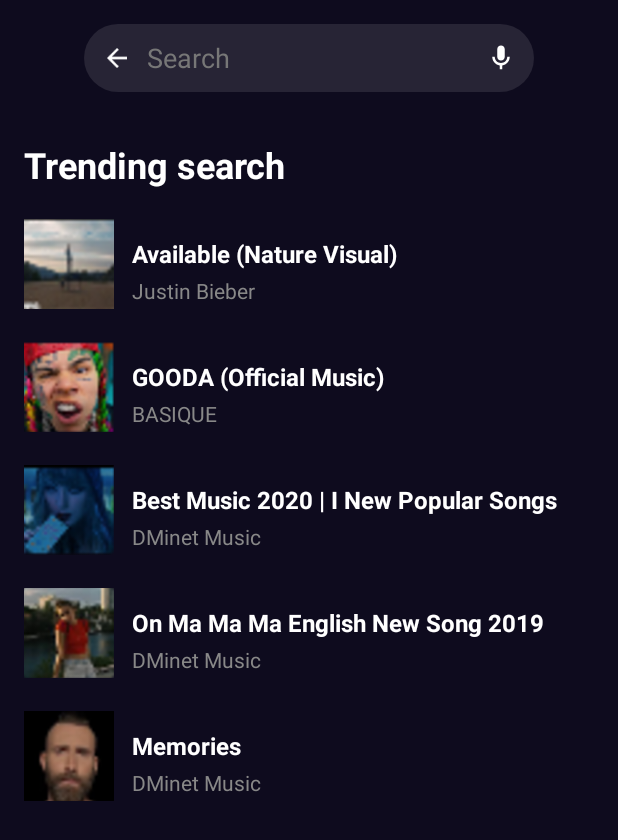
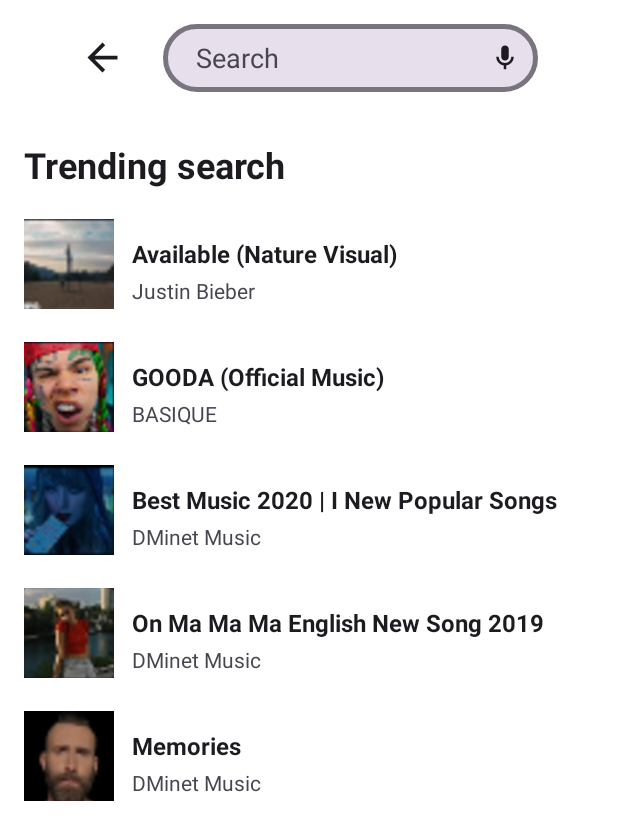
Before and after one commit to Quyenlam22/Group_8_Music_Flow, an Android app: the Search screen opened directly, with no data from a screen before it, on a phone screen of 412 x 824 dp. Shown: the top 840 px of the screen. Run offline under Robolectric (Android 15) with nearby library versions, the phone set to English and light mode, and no system bars.

Commit message:
Update theme

```diff
--- a/app/src/main/java/com/vn/btl/ui/activity/PlaylistActivity.java
+++ b/app/src/main/java/com/vn/btl/ui/activity/PlaylistActivity.java
@@ -9,6 +9,7 @@
 import androidx.recyclerview.widget.RecyclerView;
 
 import com.vn.btl.R;
+import com.vn.btl.utils.ThemeManager;
 
 public class PlaylistActivity extends AppCompatActivity {
     private static final String TAG = "PlaylistActivity";
@@ -17,7 +18,7 @@
     protected void onCreate(Bundle savedInstanceState) {
         super.onCreate(savedInstanceState);
         setContentView(R.layout.activity_playlist);
-
+        ThemeManager.apply(this);
         // Chỉ cần set layout, chưa cần xử lý gì thêm
         String source = getIntent().getStringExtra("PLAYLIST_SOURCE");
         if (source != null) {
--- a/app/src/main/java/com/vn/btl/ui/activity/SettingsActivity.java
+++ b/app/src/main/java/com/vn/btl/ui/activity/SettingsActivity.java
@@ -30,7 +30,7 @@
         ThemeManager.apply(this);
         super.onCreate(savedInstanceState);
         setContentView(R.layout.activity_settings);
-
+        ThemeManager.apply(this);
         RecyclerView rv = findViewById(R.id.rv_settings);
         rv.setLayoutManager(new LinearLayoutManager(this));
         rv.setHasFixedSize(true);
--- /dev/null
+++ b/app/src/main/res/drawable/search_rounded_bg.xml
@@ -0,0 +1,8 @@
+<?xml version="1.0" encoding="utf-8"?>
+<shape xmlns:android="http://schemas.android.com/apk/res/android">
+    <solid android:color="?attr/colorSurfaceVariant" />
+    <corners android:radius="22dp" />
+    <stroke
+        android:width="3dp"
+        android:color="?attr/colorOutline" />
+</shape>
--- a/app/src/main/res/layout/activity_search.xml
+++ b/app/src/main/res/layout/activity_search.xml
@@ -1,34 +1,38 @@
 <?xml version="1.0" encoding="utf-8"?>
 <LinearLayout xmlns:android="http://schemas.android.com/apk/res/android"
+    xmlns:app="http://schemas.android.com/apk/res-auto"
     android:id="@+id/search"
     android:layout_width="match_parent"
     android:layout_height="match_parent"
     android:orientation="vertical"
-    android:background="#0e0b1e">
+    android:background="@drawable/mf_bg_screen">
 
-    <LinearLayout
+<LinearLayout
         android:layout_width="match_parent"
         android:layout_height="wrap_content"
         android:orientation="horizontal"
         android:gravity="center"
         android:padding="16dp"
-        android:background="#0e0b1e">
+        android:background="@drawable/mf_bg_screen">
 
-        <LinearLayout
-            android:layout_width="300dp"
+    <ImageView
+        android:id="@+id/btnBackSearch"
+        android:layout_width="30dp"
+        android:layout_height="30dp"
+        android:src="@drawable/ic_arrow_back"
+        app:tint="?attr/colorOnBackground"
+        android:layout_marginEnd="25dp"
+        android:contentDescription="Back" />
+
+<LinearLayout
+            android:layout_width="250dp"
             android:layout_height="45dp"
             android:orientation="horizontal"
             android:gravity="center_vertical"
-            android:background="@drawable/search_background"
+            android:background="@drawable/search_rounded_bg"
             android:paddingStart="12dp"
             android:paddingEnd="12dp">
 
-            <ImageView
-                android:id="@+id/btnBackSearch"
-                android:layout_width="20dp"
-                android:layout_height="20dp"
-                android:src="@drawable/ic_arrow_back"
-                android:contentDescription="Back" />
 
             <EditText
                 android:id="@+id/etSearchInput"
@@ -37,8 +41,8 @@
                 android:layout_weight="1"
                 android:background="@android:color/transparent"
                 android:hint="Search"
-                android:textColor="#FFFFFF"
-                android:textColorHint="#777777"
+                android:textColor="?attr/colorOnBackground"
+                android:textColorHint="?attr/colorOnSurfaceVariant"
                 android:paddingStart="10dp"
                 android:singleLine="true" />
 
@@ -47,6 +51,7 @@
                 android:layout_width="20dp"
                 android:layout_height="20dp"
                 android:src="@drawable/ic_mic"
+                app:tint="?attr/colorOnBackground"
                 android:contentDescription="Voice Search" />
 
         </LinearLayout>
@@ -63,7 +68,7 @@
             android:layout_width="match_parent"
             android:layout_height="wrap_content"
             android:text="Trending search"
-            android:textColor="#FFFFFF"
+            android:textColor="?attr/colorOnBackground"
             android:textSize="24sp"
             android:textStyle="bold"
             android:layout_marginBottom="20dp" />
@@ -93,7 +98,7 @@
                     android:layout_width="match_parent"
                     android:layout_height="wrap_content"
                     android:text="Available (Nature Visual)"
-                    android:textColor="#FFFFFF"
+                    android:textColor="?attr/colorOnBackground"
                     android:textSize="16sp"
                     android:textStyle="bold" />
 
@@ -101,7 +106,7 @@
                     android:layout_width="match_parent"
                     android:layout_height="wrap_content"
                     android:text="Justin Bieber"
-                    android:textColor="#888888"
+                    android:textColor="?attr/colorOnSurfaceVariant"
                     android:textSize="14sp"
                     android:layout_marginTop="4dp" />
             </LinearLayout>
@@ -132,7 +137,7 @@
                     android:layout_width="match_parent"
                     android:layout_height="wrap_content"
                     android:text="GOODA (Official Music)"
-                    android:textColor="#FFFFFF"
+                    android:textColor="?attr/colorOnBackground"
                     android:textSize="16sp"
                     android:textStyle="bold" />
 
@@ -140,7 +145,7 @@
                     android:layout_width="match_parent"
                     android:layout_height="wrap_content"
                     android:text="BASIQUE"
-                    android:textColor="#888888"
+                    android:textColor="?attr/colorOnSurfaceVariant"
                     android:textSize="14sp"
                     android:layout_marginTop="4dp" />
             </LinearLayout>
@@ -171,7 +176,7 @@
                     android:layout_width="match_parent"
                     android:layout_height="wrap_content"
                     android:text="Best Music 2020 | I New Popular Songs"
-                    android:textColor="#FFFFFF"
+                    android:textColor="?attr/colorOnBackground"
                     android:textSize="16sp"
                     android:textStyle="bold" />
 
@@ -179,7 +184,7 @@
                     android:layout_width="match_parent"
                     android:layout_height="wrap_content"
                     android:text="DMinet Music"
-                    android:textColor="#888888"
+                    android:textColor="?attr/colorOnSurfaceVariant"
                     android:textSize="14sp"
                     android:layout_marginTop="4dp" />
             </LinearLayout>
@@ -210,7 +215,7 @@
                     android:layout_width="match_parent"
                     android:layout_height="wrap_content"
                     android:text="On Ma Ma Ma English New Song 2019"
-                    android:textColor="#FFFFFF"
+                    android:textColor="?attr/colorOnBackground"
                     android:textSize="16sp"
                     android:textStyle="bold" />
 
@@ -218,7 +223,7 @@
                     android:layout_width="match_parent"
                     android:layout_height="wrap_content"
                     android:text="DMinet Music"
-                    android:textColor="#888888"
+                    android:textColor="?attr/colorOnSurfaceVariant"
                     android:textSize="14sp"
                     android:layout_marginTop="4dp" />
             </LinearLayout>
@@ -249,7 +254,7 @@
                     android:layout_width="match_parent"
                     android:layout_height="wrap_content"
                     android:text="Memories"
-                    android:textColor="#FFFFFF"
+                    android:textColor="?attr/colorOnBackground"
                     android:textSize="16sp"
                     android:textStyle="bold" />
 
@@ -257,7 +262,7 @@
                     android:layout_width="match_parent"
                     android:layout_height="wrap_content"
                     android:text="DMinet Music"
-                    android:textColor="#888888"
+                    android:textColor="?attr/colorOnSurfaceVariant"
                     android:textSize="14sp"
                     android:layout_marginTop="4dp" />
             </LinearLayout>
```
Also changed, not shown: app/src/main/res/layout/activity_playlist.xml (+17 -14 lines).
